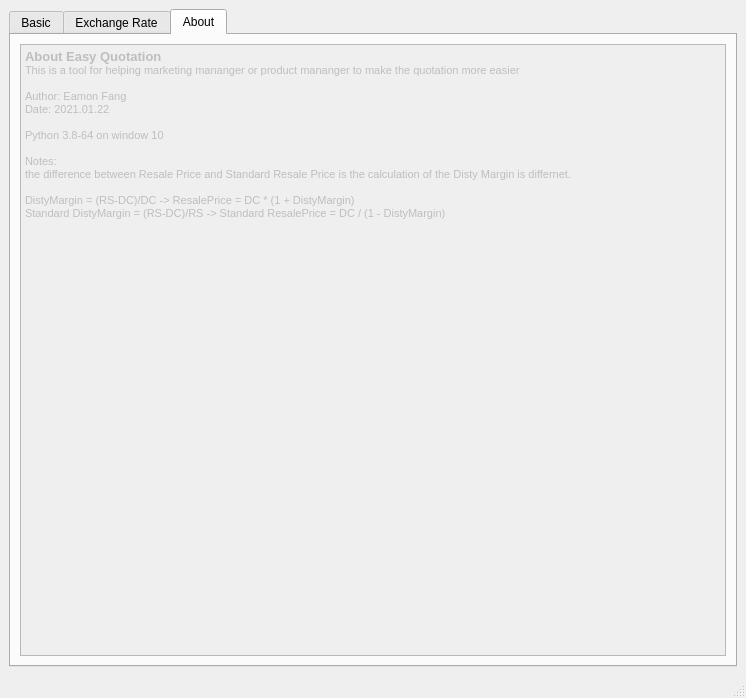
lgnq/EasyQuotation, file main_window.ui: the form before one commit.
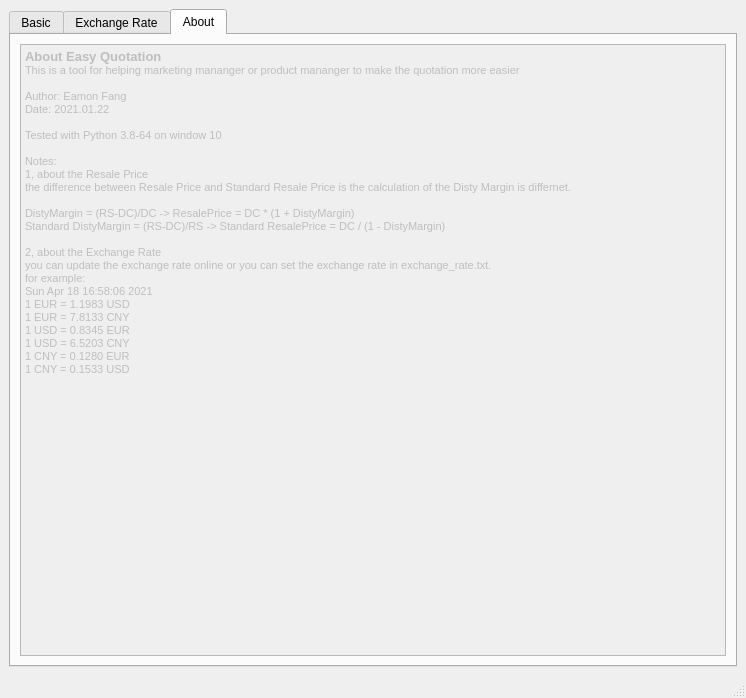
The form after the commit. The open tabs and pages were chosen to show the change. Custom widgets are drawn as their Qt base class.

Commit message: update the About information

Patch:
```diff
--- a/main_window.ui
+++ b/main_window.ui
@@ -775,13 +775,25 @@
 &lt;p style=&quot; margin-top:0px; margin-bottom:0px; margin-left:0px; margin-right:0px; -qt-block-indent:0; text-indent:0px;&quot;&gt;Author: Eamon Fang&lt;/p&gt;
 &lt;p style=&quot; margin-top:0px; margin-bottom:0px; margin-left:0px; margin-right:0px; -qt-block-indent:0; text-indent:0px;&quot;&gt;Date: 2021.01.22&lt;/p&gt;
 &lt;p style=&quot;-qt-paragraph-type:empty; margin-top:0px; margin-bottom:0px; margin-left:0px; margin-right:0px; -qt-block-indent:0; text-indent:0px;&quot;&gt;&lt;br /&gt;&lt;/p&gt;
-&lt;p style=&quot; margin-top:0px; margin-bottom:0px; margin-left:0px; margin-right:0px; -qt-block-indent:0; text-indent:0px;&quot;&gt;Python 3.8-64 on window 10&lt;/p&gt;
+&lt;p style=&quot; margin-top:0px; margin-bottom:0px; margin-left:0px; margin-right:0px; -qt-block-indent:0; text-indent:0px;&quot;&gt;Tested with Python 3.8-64 on window 10&lt;/p&gt;
 &lt;p style=&quot;-qt-paragraph-type:empty; margin-top:0px; margin-bottom:0px; margin-left:0px; margin-right:0px; -qt-block-indent:0; text-indent:0px;&quot;&gt;&lt;br /&gt;&lt;/p&gt;
 &lt;p style=&quot; margin-top:0px; margin-bottom:0px; margin-left:0px; margin-right:0px; -qt-block-indent:0; text-indent:0px;&quot;&gt;Notes:&lt;/p&gt;
+&lt;p style=&quot; margin-top:0px; margin-bottom:0px; margin-left:0px; margin-right:0px; -qt-block-indent:0; text-indent:0px;&quot;&gt;1, about the Resale Price&lt;/p&gt;
 &lt;p style=&quot; margin-top:0px; margin-bottom:0px; margin-left:0px; margin-right:0px; -qt-block-indent:0; text-indent:0px;&quot;&gt;the difference between Resale Price and Standard Resale Price is the calculation of the Disty Margin is differnet.&lt;/p&gt;
 &lt;p style=&quot;-qt-paragraph-type:empty; margin-top:0px; margin-bottom:0px; margin-left:0px; margin-right:0px; -qt-block-indent:0; text-indent:0px;&quot;&gt;&lt;br /&gt;&lt;/p&gt;
 &lt;p style=&quot; margin-top:0px; margin-bottom:0px; margin-left:0px; margin-right:0px; -qt-block-indent:0; text-indent:0px;&quot;&gt;DistyMargin = (RS-DC)/DC -&amp;gt; ResalePrice = DC * (1 + DistyMargin)&lt;/p&gt;
-&lt;p style=&quot; margin-top:0px; margin-bottom:0px; margin-left:0px; margin-right:0px; -qt-block-indent:0; text-indent:0px;&quot;&gt;Standard DistyMargin = (RS-DC)/RS -&amp;gt; Standard ResalePrice = DC / (1 - DistyMargin)&lt;/p&gt;&lt;/body&gt;&lt;/html&gt;</string>
+&lt;p style=&quot; margin-top:0px; margin-bottom:0px; margin-left:0px; margin-right:0px; -qt-block-indent:0; text-indent:0px;&quot;&gt;Standard DistyMargin = (RS-DC)/RS -&amp;gt; Standard ResalePrice = DC / (1 - DistyMargin)&lt;/p&gt;
+&lt;p style=&quot;-qt-paragraph-type:empty; margin-top:0px; margin-bottom:0px; margin-left:0px; margin-right:0px; -qt-block-indent:0; text-indent:0px;&quot;&gt;&lt;br /&gt;&lt;/p&gt;
+&lt;p style=&quot; margin-top:0px; margin-bottom:0px; margin-left:0px; margin-right:0px; -qt-block-indent:0; text-indent:0px;&quot;&gt;2, about the Exchange Rate&lt;/p&gt;
+&lt;p style=&quot; margin-top:0px; margin-bottom:0px; margin-left:0px; margin-right:0px; -qt-block-indent:0; text-indent:0px;&quot;&gt;you can update the exchange rate online or you can set the exchange rate in exchange_rate.txt.&lt;/p&gt;
+&lt;p style=&quot; margin-top:0px; margin-bottom:0px; margin-left:0px; margin-right:0px; -qt-block-indent:0; text-indent:0px;&quot;&gt;for example:&lt;/p&gt;
+&lt;p style=&quot; margin-top:0px; margin-bottom:0px; margin-left:0px; margin-right:0px; -qt-block-indent:0; text-indent:0px;&quot;&gt;Sun Apr 18 16:58:06 2021&lt;/p&gt;
+&lt;p style=&quot; margin-top:0px; margin-bottom:0px; margin-left:0px; margin-right:0px; -qt-block-indent:0; text-indent:0px;&quot;&gt;1 EUR = 1.1983 USD&lt;/p&gt;
+&lt;p style=&quot; margin-top:0px; margin-bottom:0px; margin-left:0px; margin-right:0px; -qt-block-indent:0; text-indent:0px;&quot;&gt;1 EUR = 7.8133 CNY&lt;/p&gt;
+&lt;p style=&quot; margin-top:0px; margin-bottom:0px; margin-left:0px; margin-right:0px; -qt-block-indent:0; text-indent:0px;&quot;&gt;1 USD = 0.8345 EUR&lt;/p&gt;
+&lt;p style=&quot; margin-top:0px; margin-bottom:0px; margin-left:0px; margin-right:0px; -qt-block-indent:0; text-indent:0px;&quot;&gt;1 USD = 6.5203 CNY&lt;/p&gt;
+&lt;p style=&quot; margin-top:0px; margin-bottom:0px; margin-left:0px; margin-right:0px; -qt-block-indent:0; text-indent:0px;&quot;&gt;1 CNY = 0.1280 EUR&lt;/p&gt;
+&lt;p style=&quot; margin-top:0px; margin-bottom:0px; margin-left:0px; margin-right:0px; -qt-block-indent:0; text-indent:0px;&quot;&gt;1 CNY = 0.1533 USD&lt;/p&gt;&lt;/body&gt;&lt;/html&gt;</string>
           </property>
          </widget>
         </item>
```
The commit also changes 1 other file.
